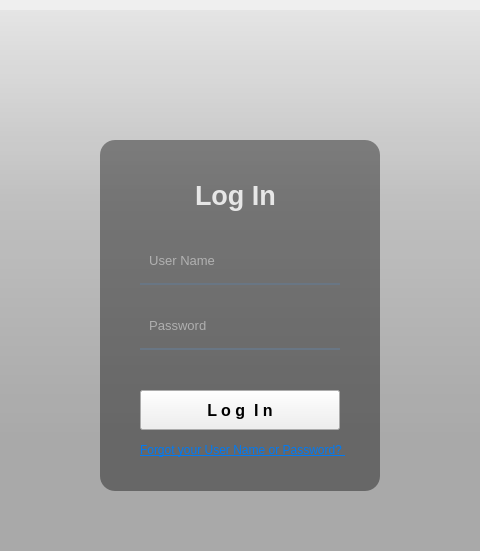
This is forms/login.ui in IVAndreev21/YRT as Qt 5 draws it before an edit; both pictures show x 400 to 880 and y 0 to 551 of the 1280 by 671 pixel window. The edited form follows.
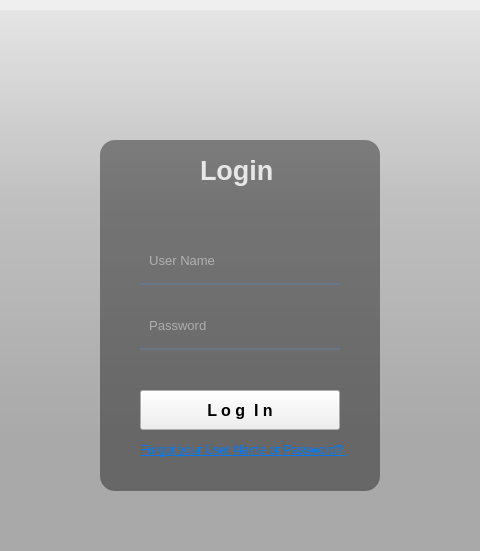
This is the edited form. Icons and pictures are not drawn.

What changed in the file:
```diff
--- a/forms/login.ui
+++ b/forms/login.ui
@@ -97,35 +97,13 @@
      </rect>
     </property>
     <property name="styleSheet">
-     <string notr="true">background-color:rgba(0, 0, 0, 100);
+     <string notr="true">background-color:rgba(0, 0, 0,100);
 border-radius:15px;</string>
     </property>
     <property name="text">
      <string/>
     </property>
    </widget>
-   <widget class="QLabel" name="LogIn_LA">
-    <property name="geometry">
-     <rect>
-      <x>595</x>
-      <y>165</y>
-      <width>90</width>
-      <height>40</height>
-     </rect>
-    </property>
-    <property name="font">
-     <font>
-      <pointsize>20</pointsize>
-      <bold>true</bold>
-     </font>
-    </property>
-    <property name="styleSheet">
-     <string notr="true">color:rgba(255, 255, 255, 210);</string>
-    </property>
-    <property name="text">
-     <string>Log In</string>
-    </property>
-   </widget>
    <widget class="QLineEdit" name="username_LE">
     <property name="geometry">
      <rect>
@@ -215,6 +193,28 @@
      <string>&lt;html&gt;&lt;head/&gt;&lt;body&gt;&lt;p&gt;&lt;a href=&quot;s&quot;&gt;&lt;span style=&quot; text-decoration: underline; color:#007af4;&quot;&gt;Forgot your User Name or Password? &lt;/span&gt;&lt;/a&gt;&lt;/p&gt;&lt;/body&gt;&lt;/html&gt;</string>
     </property>
    </widget>
+   <widget class="QLabel" name="LogIn_LA">
+    <property name="geometry">
+     <rect>
+      <x>600</x>
+      <y>140</y>
+      <width>81</width>
+      <height>40</height>
+     </rect>
+    </property>
+    <property name="font">
+     <font>
+      <pointsize>20</pointsize>
+      <bold>true</bold>
+     </font>
+    </property>
+    <property name="styleSheet">
+     <string notr="true">color:rgba(255, 255, 255, 210);</string>
+    </property>
+    <property name="text">
+     <string>Login</string>
+    </property>
+   </widget>
   </widget>
  </widget>
  <resources/>
```
